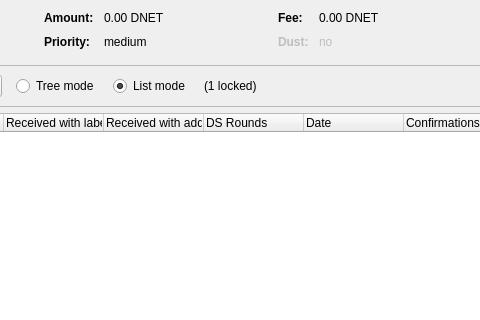
eons-finance/ALQO, file src/qt/forms/coincontroldialog.ui: the form before one commit; both pictures show x 208 to 688 and y 0 to 320 of the 954 by 500 pixel window.
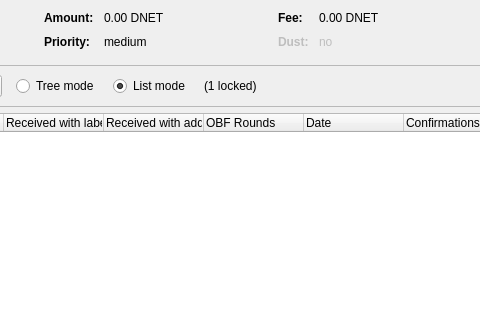
The form after the commit. Custom widgets are drawn as their Qt base class.

The edit to the form file:
```diff
--- a/src/qt/forms/coincontroldialog.ui
+++ b/src/qt/forms/coincontroldialog.ui
@@ -477,7 +477,7 @@
      </column>
      <column>
       <property name="text">
-       <string>DS Rounds</string>
+       <string>OBF Rounds</string>
       </property>
      </column>
      <column>
```
